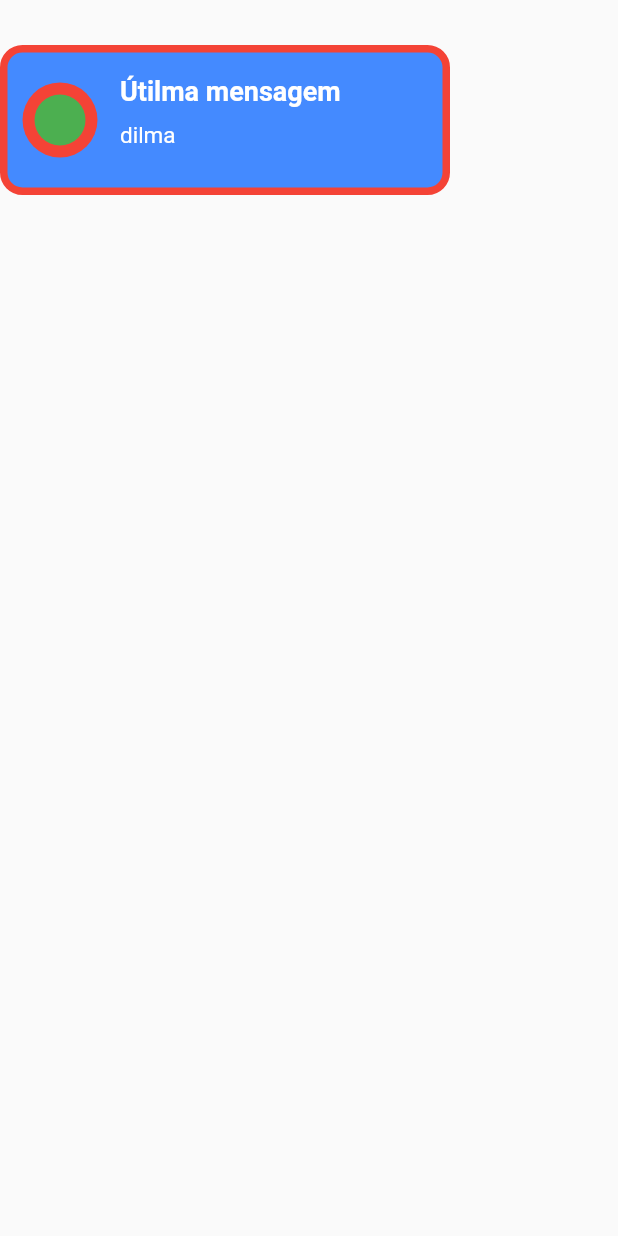
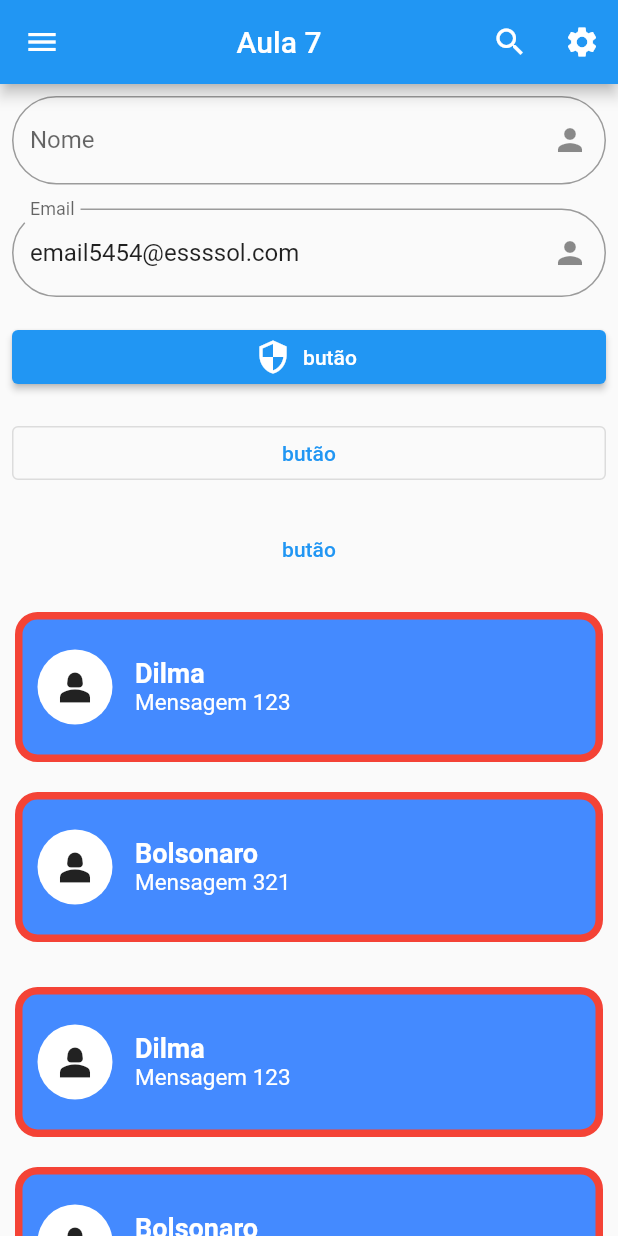
Before and after one commit to ulisseshen/mobile_dev, a Flutter app: the screen it shows after launch, on a phone screen of 412 x 824 dp. Run offline on Flutter 3.47's test engine with Material 2 defaults, Android fonts, the phone set to English and light mode, and no system bars.

Commit message:
aula sobre widgets

```diff
--- a/flutter/aula1/analysis_options.yaml
+++ b/flutter/aula1/analysis_options.yaml
@@ -23,7 +23,6 @@ linter:
   # producing the lint.
   rules:
     prefer_const_constructors: false
-    sort_child_properties_last: false
     prefer_const_literals_to_create_immutables: false
     # avoid_print: false  # Uncomment to disable the `avoid_print` rule
     # prefer_single_quotes: true  # Uncomment to enable the `prefer_single_quotes` rule
--- a/flutter/aula1/lib/main.dart
+++ b/flutter/aula1/lib/main.dart
@@ -1,15 +1,130 @@
 import 'package:flutter/material.dart';
 
 void main() {
+  final email = 'email5454@essssol.com';
   runApp(MaterialApp(
     title: "Aula 4",
     home: Scaffold(
-      body: Column(
-        children: [
-          SizedBox(
-            height: 30,
+      appBar: AppBar(
+        title: Center(child: Text('Aula 7')),
+        backgroundColor: Colors.blue,
+        leading: IconButton(
+          icon: Icon(Icons.menu),
+          onPressed: () {
+            print('Voltar');
+          },
         ),
-          Container(
+        actions: [
+          IconButton(
+            icon: const Icon(Icons.search),
+            tooltip: 'Search',
+            onPressed: () {
+              // handle the press
+            },
+          ),
+          IconButton(
+            icon: const Icon(Icons.settings),
+            tooltip: 'Settings',
+            onPressed: () {
+              // handle the press
+            },
+          ),
+        ],
+      ),
+      body: ListView(
+        children: <Widget>[
+          Padding(
+            padding: const EdgeInsets.all(8.0),
+            child: TextField(
+              decoration: InputDecoration(
+                suffixIcon: Icon(Icons.person),
+                label: Text('Nome'),
+                border: OutlineInputBorder(
+                  borderRadius: BorderRadius.all(Radius.circular(40.0)),
+                ),
+              ),
+            ),
+          ),
+          Padding(
+            padding: const EdgeInsets.all(8.0),
+            child: TextFormField(
+              initialValue: email,
+              decoration: InputDecoration(
+                enabled: true,
+                suffixIcon: IconButton(
+                  icon: Icon(Icons.person),
+                  onPressed: () {},
+                ),
+                label: Text('Email'),
+                border: OutlineInputBorder(
+                  borderRadius: BorderRadius.all(Radius.circular(40.0)),
+                ),
+              ),
+            ),
+          ),
+          Padding(
+            padding: const EdgeInsets.all(8.0),
+            child: SizedBox(
+              width: double.infinity,
+              child: ElevatedButton.icon(
+                onPressed: () {},
+                label: Text('butão'),
+                icon: Icon(Icons.security),
+              ),
+            ),
+          ),
+          Padding(
+            padding: const EdgeInsets.all(8.0),
+            child: OutlinedButton(
+              onPressed: () {},
+              child: Text('butão'),
+            ),
+          ),
+          Padding(
+            padding: const EdgeInsets.all(8.0),
+            child: TextButton(
+              onPressed: () {},
+              child: Text('butão'),
+            ),
+          ),
+          MensagemDilma(),
+          SizedBox(height: 20),
+          MensagemBolsonaro(),
+          SizedBox(height: 20),
+          MensagemDilma(),
+          SizedBox(height: 20),
+          MensagemBolsonaro(),
+          SizedBox(height: 20),
+          MensagemDilma(),
+          SizedBox(height: 20),
+          MensagemBolsonaro(),
+          SizedBox(height: 20),
+          MensagemDilma(),
+          SizedBox(height: 20),
+          MensagemBolsonaro(),
+          SizedBox(height: 20),
+        ],
+      ),
+    ),
+  ));
+}
+
+class MensagemBolsonaro extends StatelessWidget {
+  const MensagemBolsonaro({
+    super.key,
+  });
+
+  @override
+  Widget build(BuildContext context) {
+    return Container(
+      width: double.infinity,
+      height: 100,
+      margin: EdgeInsets.symmetric(horizontal: 10.0),
+      decoration: BoxDecoration(
+        color: Colors.blueAccent,
+        borderRadius: BorderRadius.all(Radius.circular(15)),
+        border: Border.all(width: 5, color: Colors.red),
+      ),
       child: Row(
         crossAxisAlignment: CrossAxisAlignment.start,
         children: [
@@ -18,23 +133,19 @@ void main() {
             crossAxisAlignment: CrossAxisAlignment.start,
             children: [
               Container(
-                      child: Padding(
-                        padding: const EdgeInsets.all(8.0),
-                        child: Container(
-                          width: 10,
-                          height: 10,
-                          decoration: BoxDecoration(
-                            color: Colors.green,
-                            borderRadius: BorderRadius.all(Radius.circular(50)),
-                          ),
-                        ),
-                      ),
                 width: 50,
                 height: 50,
                 margin: EdgeInsets.only(left: 10.0),
                 decoration: BoxDecoration(
-                        color: Colors.red,
+                  color: Colors.white,
                   borderRadius: BorderRadius.all(Radius.circular(50)),
+                ),
+                child: Padding(
+                  padding: const EdgeInsets.all(8.0),
+                  child: Icon(
+                    Icons.person_2_sharp,
+                    size: 30,
+                  ),
                 ),
               ),
             ],
@@ -43,22 +154,19 @@ void main() {
             width: 15,
           ),
           Column(
-                  mainAxisAlignment: MainAxisAlignment.start,
+            mainAxisAlignment: MainAxisAlignment.center,
             crossAxisAlignment: CrossAxisAlignment.start,
             children: [
-                    Padding(
-                      padding: const EdgeInsets.only(top: 15.0, bottom: 10.0),
-                      child: Text(
-                        "Útilma mensagem",
+              Text(
+                "Bolsonaro",
                 style: TextStyle(
                   color: Colors.white,
                   fontSize: 18,
                   fontWeight: FontWeight.bold,
                 ),
               ),
-                    ),
               Text(
-                      "dilma",
+                "Mensagem 321",
                 style: TextStyle(
                   color: Colors.white,
                   fontSize: 15,
@@ -68,16 +176,77 @@ void main() {
           ),
         ],
       ),
-            width: 300,
+    );
+  }
+}
+
+class MensagemDilma extends StatelessWidget {
+  const MensagemDilma({
+    super.key,
+  });
+
+  @override
+  Widget build(BuildContext context) {
+    return Container(
+      width: double.infinity,
       height: 100,
+      margin: EdgeInsets.symmetric(horizontal: 10.0).copyWith(top: 10.0),
       decoration: BoxDecoration(
         color: Colors.blueAccent,
         borderRadius: BorderRadius.all(Radius.circular(15)),
         border: Border.all(width: 5, color: Colors.red),
       ),
+      child: Row(
+        crossAxisAlignment: CrossAxisAlignment.start,
+        children: [
+          Column(
+            mainAxisAlignment: MainAxisAlignment.center,
+            crossAxisAlignment: CrossAxisAlignment.start,
+            children: [
+              Container(
+                width: 50,
+                height: 50,
+                margin: EdgeInsets.only(left: 10.0),
+                decoration: BoxDecoration(
+                  color: Colors.white,
+                  borderRadius: BorderRadius.all(Radius.circular(50)),
+                ),
+                child: Padding(
+                  padding: const EdgeInsets.all(8.0),
+                  child: Icon(
+                    Icons.person_2_sharp,
+                    size: 30,
+                  ),
+                ),
               ),
             ],
           ),
+          SizedBox(
+            width: 15,
           ),
-  ));
+          Column(
+            mainAxisAlignment: MainAxisAlignment.center,
+            crossAxisAlignment: CrossAxisAlignment.start,
+            children: [
+              Text(
+                "Dilma",
+                style: TextStyle(
+                  color: Colors.white,
+                  fontSize: 18,
+                  fontWeight: FontWeight.bold,
+                ),
+              ),
+              Text(
+                "Mensagem 123",
+                style: TextStyle(
+                  color: Colors.white,
+                  fontSize: 15,
+                ),
+              ),
+            ],
+          ),
+        ],
+      ),
+    );
   }
+}
```
Lines whose indentation alone changed are shown as unchanged.
